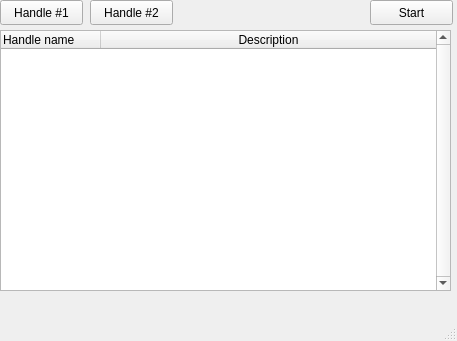
Before: the Qt Designer form uis/inj_vs_tune.ui in vitaliibalakin/c_orbit, drawn with Qt 5.
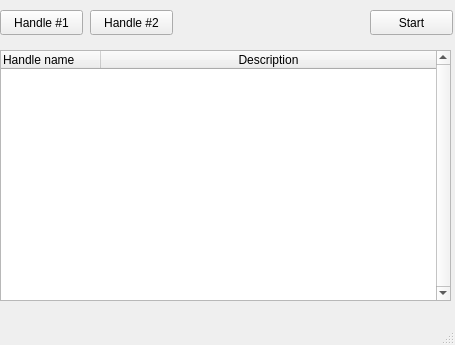
After: the same form once the commit is applied.

```diff
--- a/uis/inj_vs_tune.ui
+++ b/uis/inj_vs_tune.ui
@@ -6,8 +6,8 @@
    <rect>
     <x>0</x>
     <y>0</y>
-    <width>457</width>
-    <height>341</height>
+    <width>455</width>
+    <height>345</height>
    </rect>
   </property>
   <property name="windowTitle">
@@ -18,9 +18,9 @@
     <property name="geometry">
      <rect>
       <x>0</x>
-      <y>30</y>
+      <y>50</y>
       <width>451</width>
-      <height>261</height>
+      <height>251</height>
      </rect>
     </property>
     <property name="focusPolicy">
@@ -60,7 +60,7 @@
     <property name="geometry">
      <rect>
       <x>370</x>
-      <y>0</y>
+      <y>10</y>
       <width>83</width>
       <height>25</height>
      </rect>
@@ -73,7 +73,7 @@
     <property name="geometry">
      <rect>
       <x>0</x>
-      <y>0</y>
+      <y>10</y>
       <width>83</width>
       <height>25</height>
      </rect>
@@ -83,10 +83,13 @@
     </property>
    </widget>
    <widget class="QPushButton" name="btn_handle_2">
+    <property name="enabled">
+     <bool>true</bool>
+    </property>
     <property name="geometry">
      <rect>
       <x>90</x>
-      <y>0</y>
+      <y>10</y>
       <width>83</width>
       <height>25</height>
      </rect>
```
Left out of the diff: 2 changed lines with no effect on the pictures.
